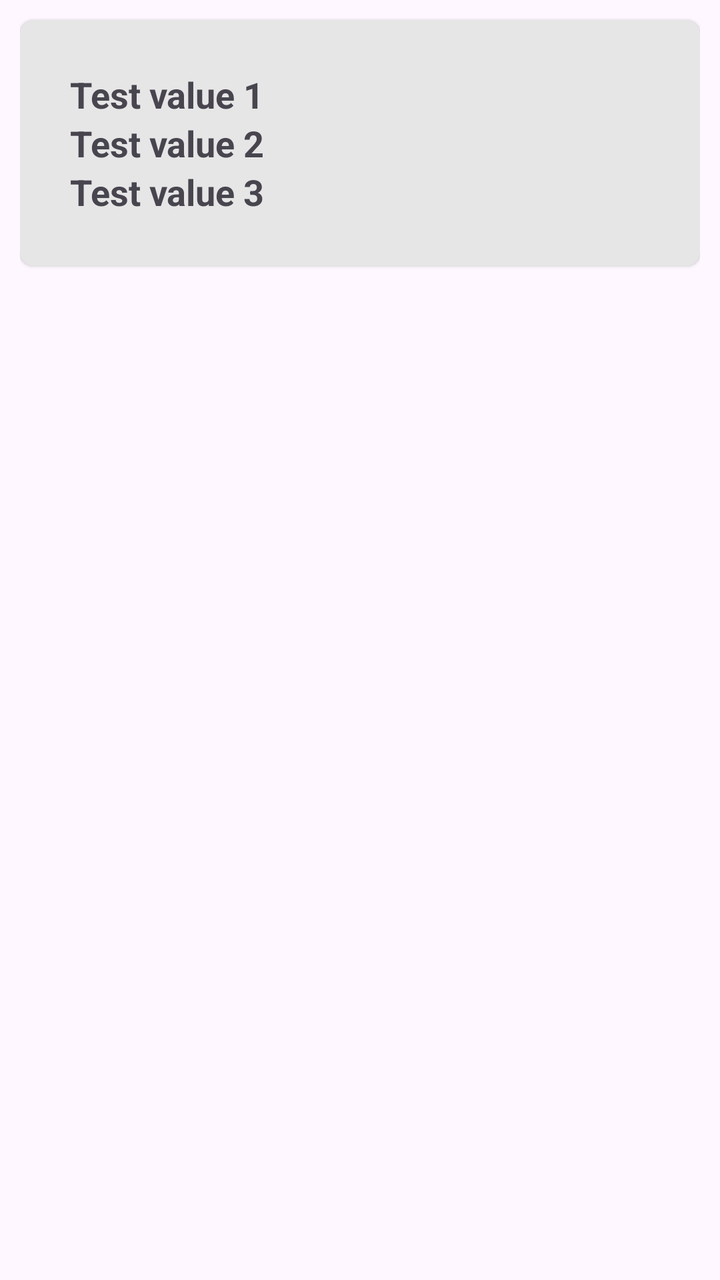
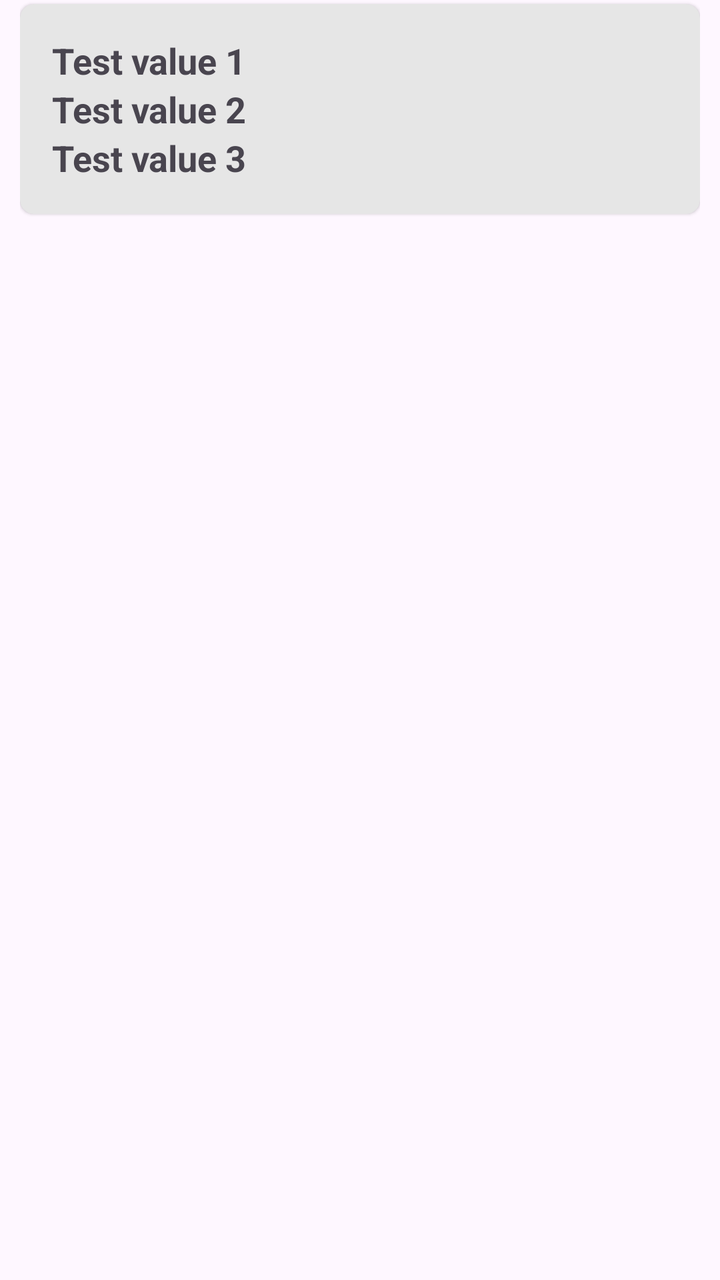

Screens rendered from an Android XML layout before and after an edit, with the pre-edit source and the edit as a unified diff.
<!-- AndroidManifest.xml: application theme Theme.StateCapitalsQuiz -->
<!-- res/layout/state_quiz.xml -->
<?xml version="1.0" encoding="utf-8"?>
<LinearLayout xmlns:android="http://schemas.android.com/apk/res/android"
    android:layout_width="match_parent"
    android:layout_height="match_parent"
    android:orientation="vertical"
    android:paddingLeft="10dp"
    android:paddingRight="10dp"
    >

    <androidx.cardview.widget.CardView xmlns:card_view="http://schemas.android.com/apk/res-auto"
        android:id="@+id/card_view"
        android:layout_width="match_parent"
        android:layout_height="wrap_content"
        android:layout_marginTop="10dp"
        android:layout_marginBottom="10dp"
        card_view:cardBackgroundColor="#e6e6e6"
        card_view:cardCornerRadius="7dp"
        card_view:cardElevation="1dp"
        card_view:cardMaxElevation="1dp"
        card_view:contentPadding="25dp"
        >
        <LinearLayout
            android:layout_width="match_parent"
            android:layout_height="wrap_content"
            android:layout_weight="1"
            android:orientation="vertical">

            <TextView
                android:id="@+id/quizValue1"
                android:layout_height="wrap_content"
                android:layout_width="match_parent"
                android:text="Test value 1"
                android:textSize="18sp"
                android:textStyle="bold"
                />

            <TextView
                android:id="@+id/quizValue2"
                android:layout_height="wrap_content"
                android:layout_width="match_parent"
                android:text="Test value 2"
                android:textSize="18sp"
                android:textStyle="bold"
                />

            <TextView
                android:id="@+id/quizValue3"
                android:layout_height="wrap_content"
                android:layout_width="match_parent"
                android:text="Test value 3"
                android:textSize="18sp"
                android:textStyle="bold"
                />

        </LinearLayout>

    </androidx.cardview.widget.CardView>

</LinearLayout>
<!-- resources referenced by this layout -->
<resources>
  <style name="Theme.StateCapitalsQuiz" parent="Base.Theme.StateCapitalsQuiz" />
  <style name="Base.Theme.StateCapitalsQuiz" parent="Theme.Material3.DayNight.NoActionBar">
          
          
      </style>
</resources>

<!-- the commit's change to res/layout/state_quiz.xml (unified diff, before → after) -->
@@ -1,7 +1,7 @@
 <?xml version="1.0" encoding="utf-8"?>
 <LinearLayout xmlns:android="http://schemas.android.com/apk/res/android"
     android:layout_width="match_parent"
-    android:layout_height="match_parent"
+    android:layout_height="wrap_content"
     android:orientation="vertical"
     android:paddingLeft="10dp"
     android:paddingRight="10dp"
@@ -11,18 +11,17 @@
         android:id="@+id/card_view"
         android:layout_width="match_parent"
         android:layout_height="wrap_content"
-        android:layout_marginTop="10dp"
-        android:layout_marginBottom="10dp"
+        android:layout_marginTop="2dp"
+        android:layout_marginBottom="2dp"
         card_view:cardBackgroundColor="#e6e6e6"
         card_view:cardCornerRadius="7dp"
         card_view:cardElevation="1dp"
         card_view:cardMaxElevation="1dp"
-        card_view:contentPadding="25dp"
+        card_view:contentPadding="16dp"
         >
         <LinearLayout
             android:layout_width="match_parent"
             android:layout_height="wrap_content"
-            android:layout_weight="1"
             android:orientation="vertical">
 
             <TextView
